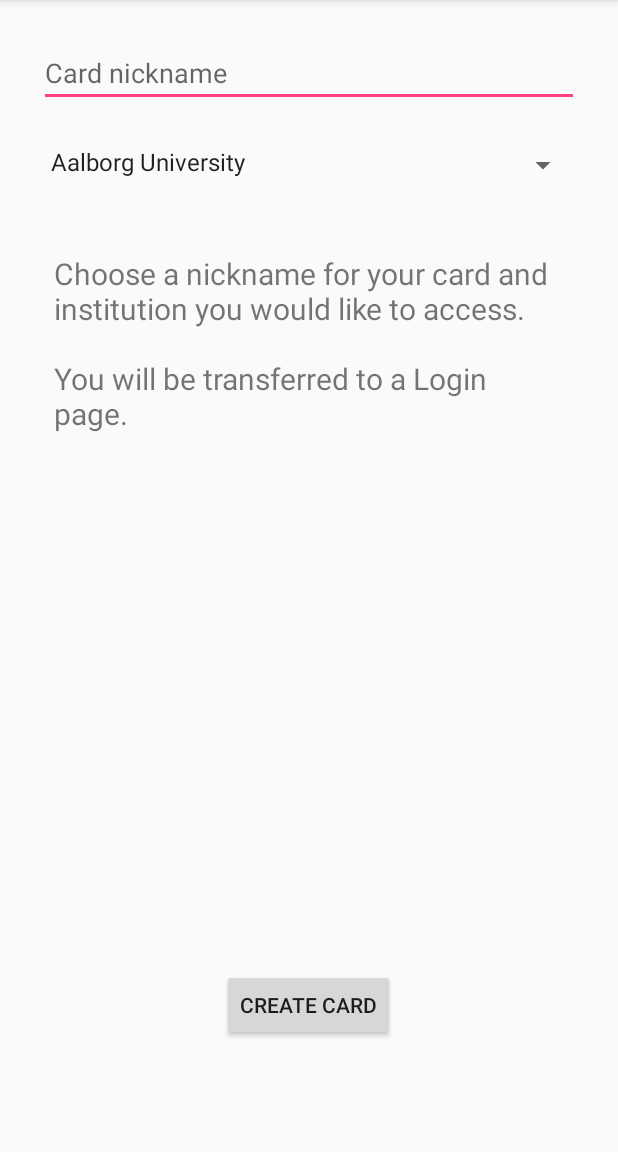
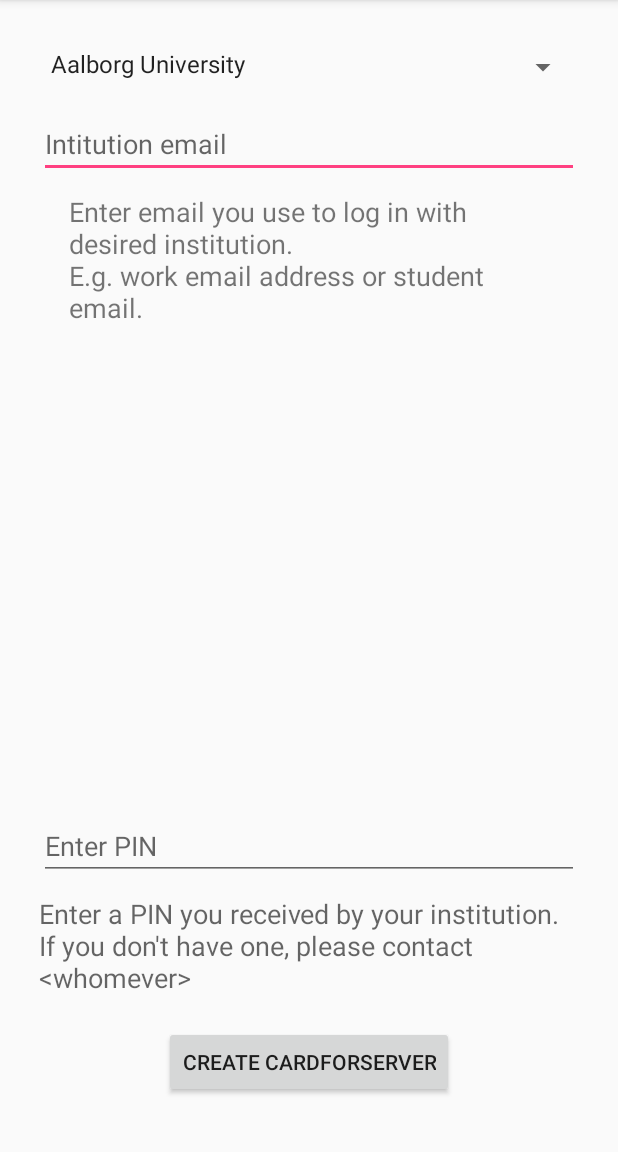
Before and after one commit to zafodB/CardEmulationAau, an Android app: the CreateCardActivity screen opened directly, with no data from a screen before it, on a phone screen of 412 x 824 dp, the part 84-1236 px from its top. Run offline under Robolectric (Android 15) with nearby library versions, the phone set to English and light mode, and no system bars.

Commit message:
Partially implemented card verification (create new card)

```diff
--- a/app/src/main/java/com/example/filip/cardemulationaau/ApplicationMain.java
+++ b/app/src/main/java/com/example/filip/cardemulationaau/ApplicationMain.java
@@ -40,7 +40,7 @@ public class ApplicationMain extends Application {
             edit.putString("id", id.toString()).commit();
         }
         if (WIPE_MEMORY) {
-            mySharedPref = this.getSharedPreferences("Card Data", 0);
+            mySharedPref = this.getSharedPreferences("CardForServer Data", 0);
             SharedPreferences.Editor myEditor = mySharedPref.edit();
             myEditor.clear().commit();
         }
--- a/app/src/main/java/com/example/filip/cardemulationaau/network/MyRetrofitAPI.java
+++ b/app/src/main/java/com/example/filip/cardemulationaau/network/MyRetrofitAPI.java
@@ -1,7 +1,6 @@
 package com.example.filip.cardemulationaau.network;
 
 
-import okhttp3.ResponseBody;
 import retrofit2.Call;
 import retrofit2.http.Body;
 import retrofit2.http.Headers;
@@ -18,4 +17,7 @@ public interface MyRetrofitAPI {
     Call<LoginToken> createUser(@Body User user);
 //    Call<ResponseBody> createUser(@Body User user);
 
+    @Headers("Content-Type:application/json")
+    @POST("/cards/verify")
+    Call<String> createCard(@Body CardForServer cardForServer);
 }
--- a/app/src/main/java/com/example/filip/cardemulationaau/ui_elements/RecyclerViewFragment.java
+++ b/app/src/main/java/com/example/filip/cardemulationaau/ui_elements/RecyclerViewFragment.java
@@ -74,7 +74,7 @@ public class RecyclerViewFragment extends Fragment {
     }
 
     List<LinkedHashMap<String, ?>> getCardData() {
-        SharedPreferences mySharedPref = getActivity().getSharedPreferences("Card Data", 0);
+        SharedPreferences mySharedPref = getActivity().getSharedPreferences("CardForServer Data", 0);
         Map<String, ?> dataMap = mySharedPref.getAll();
 
 //        Helper map to check, if UUID already was assigned to a number in the list.
--- a/app/src/main/res/layout/activity_add_new_card.xml
+++ /dev/null
@@ -1,63 +0,0 @@
-<?xml version="1.0" encoding="utf-8"?>
-<RelativeLayout
-    xmlns:android="http://schemas.android.com/apk/res/android"
-    xmlns:tools="http://schemas.android.com/tools"
-    android:id="@+id/activity_add_new_card"
-    android:layout_width="match_parent"
-    android:layout_height="match_parent"
-    android:paddingBottom="@dimen/activity_vertical_margin"
-    android:paddingLeft="@dimen/activity_horizontal_margin"
-    android:paddingRight="@dimen/activity_horizontal_margin"
-    android:paddingTop="@dimen/activity_vertical_margin"
-    tools:context="com.example.filip.cardemulationaau.ui_elements.CreateCardActivity">
-
-
-    <EditText
-        android:layout_width="match_parent"
-        android:layout_height="wrap_content"
-        android:layout_margin="10dp"
-        android:inputType="textEmailAddress"
-        android:hint="@string/name_hint"
-        android:ems="10"
-        android:id="@+id/enter_email_inst"
-        android:layout_alignParentTop="true"
-        android:layout_alignParentStart="true"/>
-
-
-    <Spinner
-        android:layout_width="match_parent"
-        android:layout_height="wrap_content"
-        android:layout_margin="10dp"
-        android:paddingTop="5dp"
-        android:paddingBottom="10dp"
-        android:layout_below="@+id/enter_email_inst"
-        android:layout_alignParentStart="true"
-        android:prompt="@string/spinner_prompt"
-        android:entries="@array/spinner_items"
-        android:id="@+id/institution_chooser"/>
-
-
-
-    <TextView
-        android:text="@string/create_card_help_text"
-        android:layout_width="match_parent"
-        android:layout_height="wrap_content"
-        android:layout_marginTop="30dp"
-        android:layout_below="@+id/institution_chooser"
-        android:paddingLeft="20dp"
-        android:paddingRight="20dp"
-
-        android:textSize="20dp"
-
-        android:id="@+id/create_card_help"/>
-
-    <Button
-        android:text="@string/add_card"
-        android:layout_width="wrap_content"
-        android:layout_height="wrap_content"
-        android:layout_alignParentBottom="true"
-        android:layout_centerHorizontal="true"
-        android:layout_marginBottom="58dp"
-        android:id="@+id/commit_add"/>
-
-</RelativeLayout>
--- /dev/null
+++ b/app/src/main/res/layout/activity_create_card.xml
@@ -0,0 +1,93 @@
+<?xml version="1.0" encoding="utf-8"?>
+<RelativeLayout
+    xmlns:android="http://schemas.android.com/apk/res/android"
+    xmlns:tools="http://schemas.android.com/tools"
+    android:id="@+id/activity_add_new_card"
+    android:layout_width="match_parent"
+    android:layout_height="match_parent"
+    android:paddingBottom="@dimen/activity_vertical_margin"
+    android:paddingLeft="@dimen/activity_horizontal_margin"
+    android:paddingRight="@dimen/activity_horizontal_margin"
+    android:paddingTop="@dimen/activity_vertical_margin"
+    tools:context="com.example.filip.cardemulationaau.ui_elements.CreateCardActivity">
+
+    <Spinner
+        android:id="@+id/institution_chooser"
+        android:layout_width="match_parent"
+        android:layout_height="wrap_content"
+        android:layout_alignParentStart="true"
+        android:layout_alignParentTop="true"
+        android:layout_margin="10dp"
+
+        android:entries="@array/spinner_items"
+
+        android:paddingBottom="10dp"
+        android:paddingTop="5dp"
+        android:prompt="@string/spinner_prompt"
+        />
+
+    <EditText
+        android:id="@+id/enter_email_inst"
+        android:layout_width="match_parent"
+        android:layout_height="wrap_content"
+        android:layout_below="@id/institution_chooser"
+        android:layout_marginLeft="10dp"
+
+        android:layout_marginRight="10dp"
+        android:ems="10"
+        android:hint="@string/email_inst_hint"
+        android:inputType="textEmailAddress"
+        />
+
+
+    <TextView
+        android:id="@+id/create_card_help"
+        android:layout_width="match_parent"
+        android:layout_height="wrap_content"
+        android:layout_below="@+id/enter_email_inst"
+        android:layout_margin="10dp"
+        android:paddingLeft="20dp"
+        android:paddingRight="20dp"
+
+        android:text="@string/create_card_help_text"
+        android:textSize="18sp"
+        />
+
+    <Button
+        android:id="@+id/commit_add"
+        android:layout_width="wrap_content"
+        android:layout_height="wrap_content"
+        android:layout_alignParentBottom="true"
+        android:layout_centerHorizontal="true"
+        android:layout_marginBottom="20dp"
+        android:layout_marginTop="20dp"
+        android:text="@string/add_card"
+        />
+
+    <TextView
+        android:id="@+id/pin_help"
+        android:layout_width="match_parent"
+        android:layout_height="wrap_content"
+        android:layout_above="@id/commit_add"
+        android:layout_marginLeft="10dp"
+        android:layout_marginRight="10dp"
+
+        android:hint="@string/pin_help_text"
+        android:textSize="18sp"
+        />
+
+
+    <EditText
+        android:id="@+id/enter_pin"
+        android:layout_width="match_parent"
+        android:layout_height="wrap_content"
+
+        android:layout_above="@id/pin_help"
+        android:layout_margin="10dp"
+
+        android:hint="@string/pin_hint"
+        android:inputType="numberPassword"
+        />
+
+
+</RelativeLayout>
--- a/app/src/main/res/values/strings.xml
+++ b/app/src/main/res/values/strings.xml
@@ -9,13 +9,13 @@
 
     <string name="card_thumb_description">Company logo</string>
 
-    <!-- In "Create new Card" activity -->
-    <string name="name_hint">Card nickname</string>
-    <string name="add_card">Create card</string>
+    <!-- In "Create new CardForServer" activity -->
+    <string name="email_inst_hint">Intitution email</string>
+    <string name="pin_hint">Enter PIN</string>
+    <string name="add_card">Create cardForServer</string>
     <string name="spinner_prompt">Choose institution</string>
-    <string name="no_card_name_tst">Enter a nick!</string>
-    <string name="name_too_long_tst">Card nick is too long!</string>
-    <string name="create_card_help_text">Choose a nickname for your card and institution you would like to access. \n\nYou will be transferred to a Login page.</string>
+    <string name="create_card_help_text">Enter email you use to log in with desired institution. \nE.g. work email address or student email.</string>
+    <string name="pin_help_text">Enter a PIN you received by your institution. \nIf you don\'t have one, please contact &lt;whomever&gt; </string>
 
     <string-array name="spinner_items">
         <item>Aalborg University</item>
@@ -26,7 +26,6 @@
     </string-array>
 
     <string name="no_id_tst">No account found. Open application and create an account.</string>
-
     <string name="email_hint">E-mail</string>
     <string name="pass_hint">Password</string>
     <string name="create_acc_btn_txt">Sign Up</string>
```
Also changed, not shown: app/src/main/java/com/example/filip/cardemulationaau/network/CardForServer.java (added, +37 -0 lines), app/src/main/java/com/example/filip/cardemulationaau/network/CardForUser.java (added, +19 -0 lines), app/src/main/java/com/example/filip/cardemulationaau/ui_elements/CreateAccFragment.java (+9 -7 lines), app/src/main/java/com/example/filip/cardemulationaau/ui_elements/CreateCardActivity.java (+66 -29 lines).
